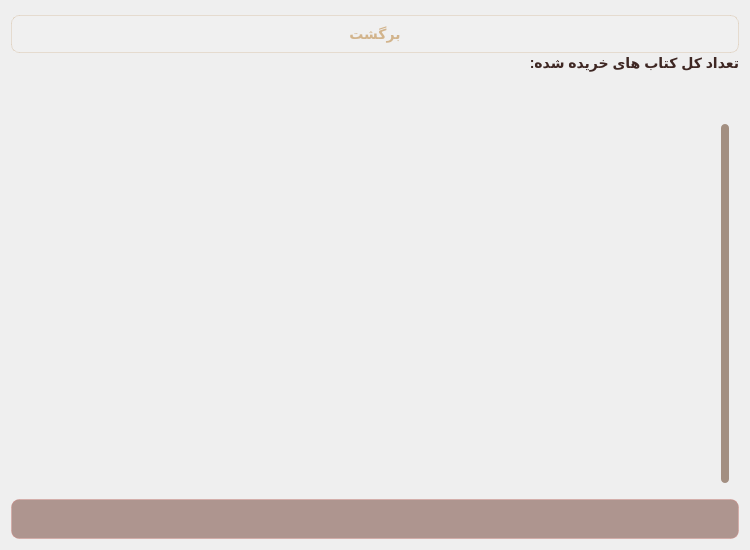
First picture: the form in Client/user/purchasehistorywidget.ui, repository Onyx1907/Lumina-EBook-Platform, before the edit.
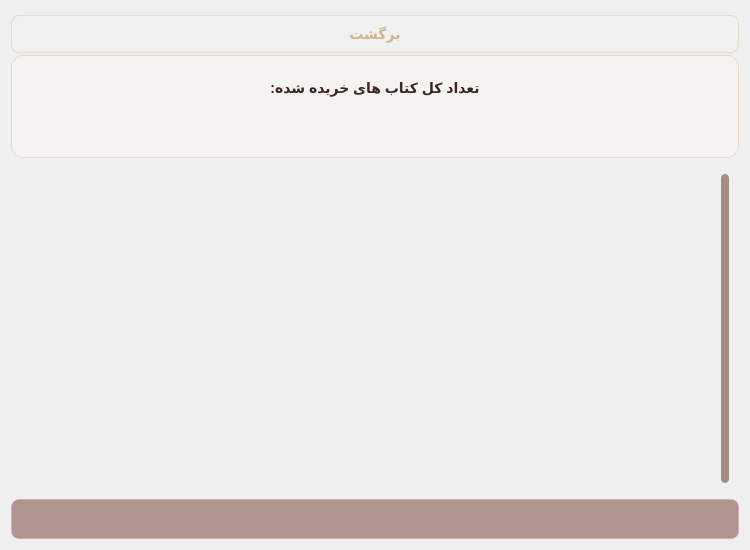
Second picture: the form after the edit.

```diff
--- a/Client/user/purchasehistorywidget.ui
+++ b/Client/user/purchasehistorywidget.ui
@@ -73,6 +73,26 @@
     </widget>
    </item>
    <item>
+    <widget class="QFrame" name="frame">
+     <property name="styleSheet">
+      <string notr="true">QFrame#frame{
+    background-color: rgba(252, 250, 247, 0.4); 
+    
+    /* مرز نسکافه‌ای ظریف با شفافیت ۶۰ درصد */
+    border: 1px solid rgba(217, 205, 184, 0.6); 
+    
+    border-radius: 12px;
+    padding: 15px;
+}</string>
+     </property>
+     <property name="frameShape">
+      <enum>QFrame::StyledPanel</enum>
+     </property>
+     <property name="frameShadow">
+      <enum>QFrame::Raised</enum>
+     </property>
+     <layout class="QVBoxLayout" name="verticalLayout_2">
+      <item>
     <widget class="QLabel" name="label">
      <property name="styleSheet">
       <string notr="true">    font-size: 14px;
@@ -83,6 +103,9 @@
      <property name="text">
       <string>تعداد کل کتاب های خریده شده:</string>
      </property>
+        <property name="alignment">
+         <set>Qt::AlignCenter</set>
+        </property>
     </widget>
    </item>
    <item>
@@ -102,6 +125,12 @@
      <property name="text">
       <string/>
      </property>
+        <property name="alignment">
+         <set>Qt::AlignCenter</set>
+        </property>
+       </widget>
+      </item>
+     </layout>
     </widget>
    </item>
    <item>
```
Lines whose indentation alone changed are shown as unchanged.
